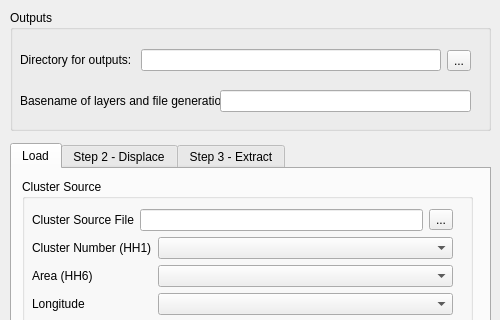
The window that plugin/mgp_dialog.ui (unicef-drp/mics-geocoding) describes before a commit, drawn with Qt 5; both pictures show x 0 to 500 and y 0 to 320 of the 500 by 724 pixel window.
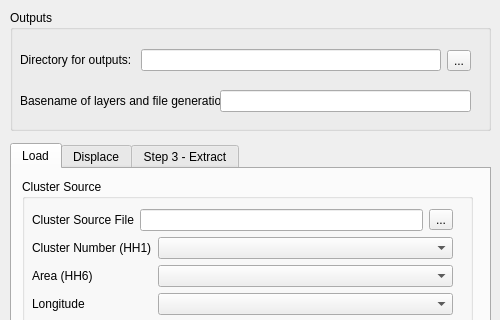
The same window after the commit.

Commit message: feat(ui): [17] remove step2 in tab name

Diff of the .ui file:
```diff
--- a/plugin/mgp_dialog.ui
+++ b/plugin/mgp_dialog.ui
@@ -189,7 +189,7 @@
       </widget>
       <widget class="QWidget" name="tab_step2">
        <attribute name="title">
-        <string>Step 2 - Displace</string>
+        <string>Displace</string>
        </attribute>
        <widget class="QGroupBox" name="groupBoxDisplacer">
         <property name="geometry">
```
The commit also changes 2 other files.
